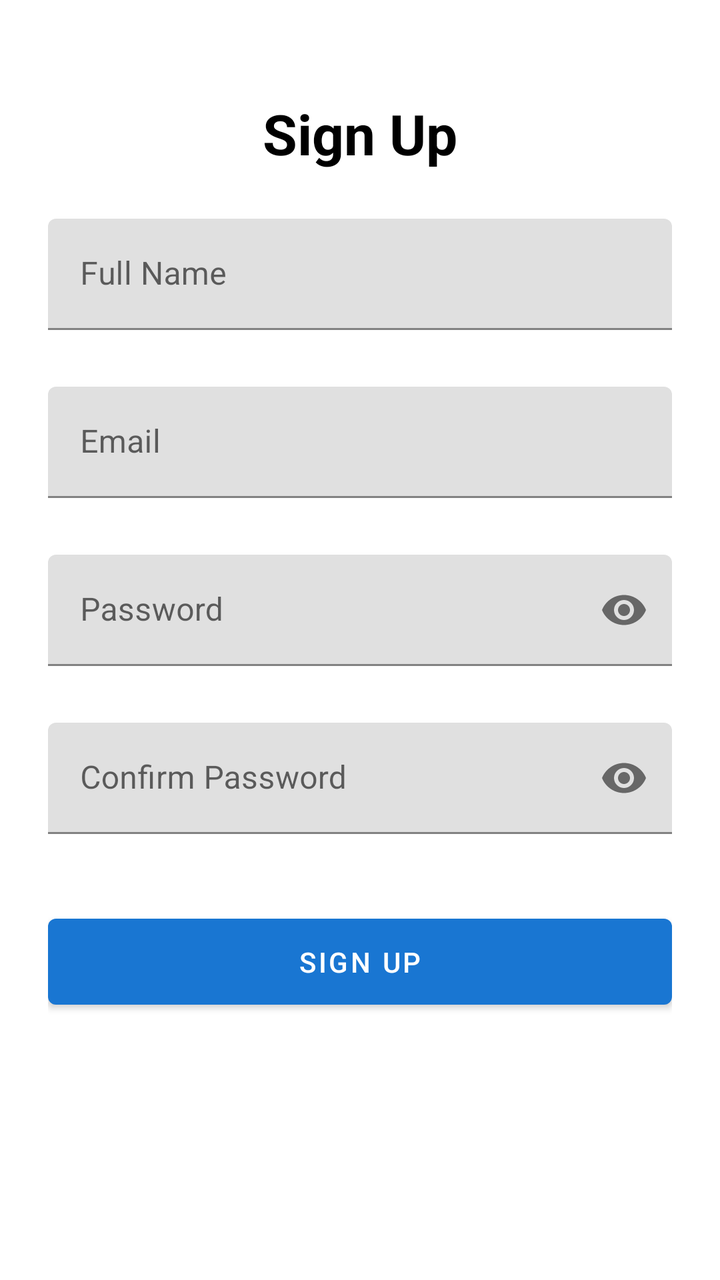
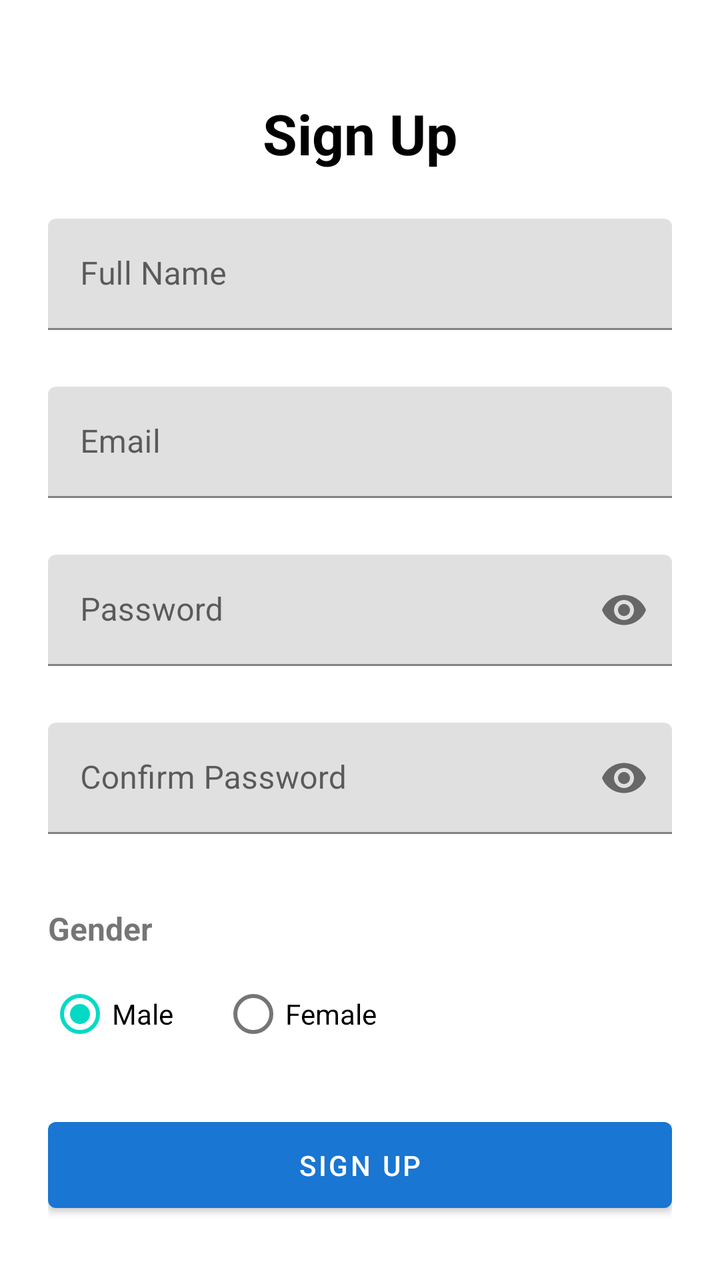

Compare the two renders of this Android layout. The source of the first and the diff that turns it into the second are given below.
<!-- AndroidManifest.xml: application theme Theme.WorkoutTracker -->
<!-- res/layout/activity_sign_up.xml -->
<?xml version="1.0" encoding="utf-8"?>
<ScrollView xmlns:android="http://schemas.android.com/apk/res/android"
    xmlns:app="http://schemas.android.com/apk/res-auto"
    android:layout_width="match_parent"
    android:layout_height="match_parent"
    android:background="@color/white"
    android:fillViewport="true">

    <LinearLayout
        android:layout_width="match_parent"
        android:layout_height="wrap_content"
        android:orientation="vertical"
        android:padding="24dp"
        android:gravity="center_horizontal">

        <TextView
            android:layout_width="wrap_content"
            android:layout_height="wrap_content"
            android:text="Sign Up"
            android:textSize="28sp"
            android:textStyle="bold"
            android:textColor="@color/black"
            android:layout_marginTop="24dp"
            android:layout_marginBottom="24dp"/>

        <com.google.android.material.textfield.TextInputLayout
            android:id="@+id/tilName"
            android:layout_width="match_parent"
            android:layout_height="wrap_content"
            android:hint="Full Name"
            android:layout_marginBottom="8dp"
            app:errorEnabled="true">

            <com.google.android.material.textfield.TextInputEditText
                android:id="@+id/etName"
                android:layout_width="match_parent"
                android:layout_height="wrap_content"
                android:inputType="textPersonName" />
        </com.google.android.material.textfield.TextInputLayout>

        <com.google.android.material.textfield.TextInputLayout
            android:id="@+id/tilEmail"
            android:layout_width="match_parent"
            android:layout_height="wrap_content"
            android:hint="Email"
            android:layout_marginBottom="8dp"
            app:errorEnabled="true">

            <com.google.android.material.textfield.TextInputEditText
                android:id="@+id/etEmail"
                android:layout_width="match_parent"
                android:layout_height="wrap_content"
                android:inputType="textEmailAddress" />
        </com.google.android.material.textfield.TextInputLayout>

        <com.google.android.material.textfield.TextInputLayout
            android:id="@+id/tilPassword"
            android:layout_width="match_parent"
            android:layout_height="wrap_content"
            android:hint="Password"
            android:layout_marginBottom="8dp"
            app:errorEnabled="true"
            app:passwordToggleEnabled="true">

            <com.google.android.material.textfield.TextInputEditText
                android:id="@+id/etPassword"
                android:layout_width="match_parent"
                android:layout_height="wrap_content"
                android:inputType="textPassword" />
        </com.google.android.material.textfield.TextInputLayout>

        <com.google.android.material.textfield.TextInputLayout
            android:id="@+id/tilConfirmPassword"
            android:layout_width="match_parent"
            android:layout_height="wrap_content"
            android:hint="Confirm Password"
            android:layout_marginBottom="16dp"
            app:errorEnabled="true"
            app:passwordToggleEnabled="true">

            <com.google.android.material.textfield.TextInputEditText
                android:id="@+id/etConfirmPassword"
                android:layout_width="match_parent"
                android:layout_height="wrap_content"
                android:inputType="textPassword" />
        </com.google.android.material.textfield.TextInputLayout>

        <Button
            android:id="@+id/btnSignUp"
            android:layout_width="match_parent"
            android:layout_height="wrap_content"
            android:text="Sign Up"
            android:padding="12dp" />

    </LinearLayout>
</ScrollView>
<!-- resources referenced by this layout -->
<resources>
  <color name="black">#FF000000</color>
  <color name="white">#FFFFFFFF</color>
  <style name="Theme.WorkoutTracker" parent="Base.Theme.WorkoutTracker" />
  <style name="Base.Theme.WorkoutTracker" parent="Theme.MaterialComponents.DayNight.NoActionBar">
          
          <item name="colorPrimary">@color/blue_primary</item>
          <item name="colorPrimaryVariant">@color/purple_700</item>
          <item name="colorOnPrimary">@color/white</item>
          
          <item name="colorSecondary">@color/teal_200</item>
          <item name="colorSecondaryVariant">@color/teal_700</item>
          <item name="colorOnSecondary">@color/black</item>
          
          <item name="android:statusBarColor">?attr/colorPrimaryVariant</item>
          
      </style>
  <color name="blue_primary">#1976D2</color>
  <color name="purple_700">#FF3700B3</color>
  <color name="teal_200">#FF03DAC5</color>
  <color name="teal_700">#FF018786</color>
</resources>

<!-- the commit's change to res/layout/activity_sign_up.xml (unified diff, before → after) -->
@@ -85,6 +85,36 @@
                 android:inputType="textPassword" />
         </com.google.android.material.textfield.TextInputLayout>
 
+        <TextView
+            android:layout_width="match_parent"
+            android:layout_height="wrap_content"
+            android:text="Gender"
+            android:textSize="16sp"
+            android:textStyle="bold"
+            android:layout_marginBottom="8dp"/>
+
+        <RadioGroup
+            android:id="@+id/rgGender"
+            android:layout_width="match_parent"
+            android:layout_height="wrap_content"
+            android:orientation="horizontal"
+            android:layout_marginBottom="24dp">
+
+            <RadioButton
+                android:id="@+id/rbMale"
+                android:layout_width="wrap_content"
+                android:layout_height="wrap_content"
+                android:text="Male"
+                android:checked="true"
+                android:layout_marginEnd="24dp"/>
+
+            <RadioButton
+                android:id="@+id/rbFemale"
+                android:layout_width="wrap_content"
+                android:layout_height="wrap_content"
+                android:text="Female" />
+        </RadioGroup>
+
         <Button
             android:id="@+id/btnSignUp"
             android:layout_width="match_parent"
